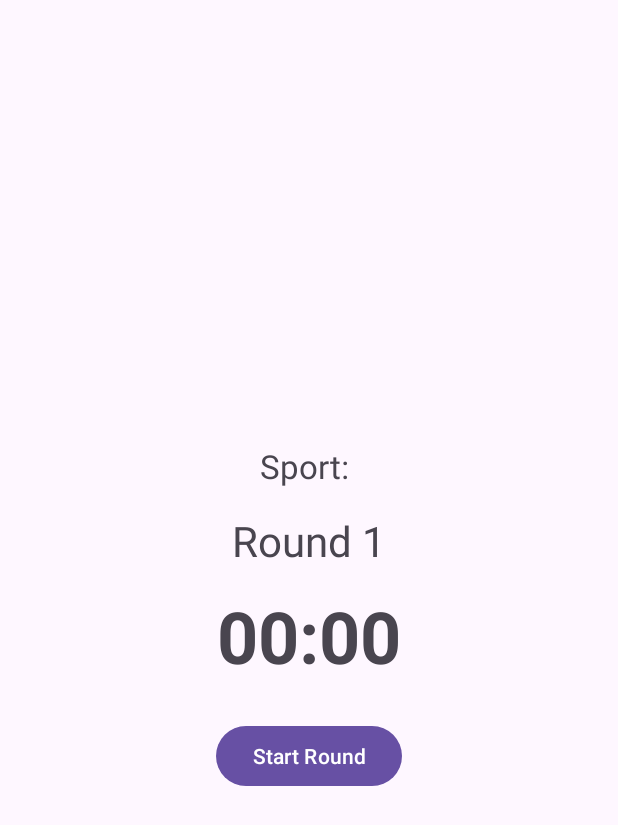
After one commit to 256nisha/COMP-6057-Final-Project, an Android app: the layout play_activity.xml on its own in the app's theme, with its tools: preview values and no code run, on a phone screen of 412 x 824 dp. The commit adds this screen. Shown: the top 825 px of the screen. Run offline under Robolectric (Android 15) with nearby library versions, the phone set to English and light mode, and no system bars.

Commit message:
Play screen and timer

```diff
--- /dev/null
+++ b/app/src/main/res/layout/play_activity.xml
@@ -0,0 +1,40 @@
+<?xml version="1.0" encoding="utf-8"?>
+<LinearLayout xmlns:android="http://schemas.android.com/apk/res/android"
+    android:id="@+id/playLayout"
+    android:layout_width="match_parent"
+    android:layout_height="match_parent"
+    android:padding="24dp"
+    android:orientation="vertical"
+    android:gravity="center">
+
+    <TextView
+        android:id="@+id/sportNameText"
+        android:text="Sport: "
+        android:textSize="22sp"
+        android:layout_marginBottom="16dp"
+        android:layout_width="wrap_content"
+        android:layout_height="wrap_content" />
+
+    <TextView
+        android:id="@+id/roundText"
+        android:text="Round 1"
+        android:textSize="28sp"
+        android:layout_marginBottom="12dp"
+        android:layout_width="wrap_content"
+        android:layout_height="wrap_content" />
+
+    <TextView
+        android:id="@+id/timerText"
+        android:text="00:00"
+        android:textSize="48sp"
+        android:textStyle="bold"
+        android:layout_marginBottom="24dp"
+        android:layout_width="wrap_content"
+        android:layout_height="wrap_content" />
+
+    <Button
+        android:id="@+id/startRoundBtn"
+        android:text="Start Round"
+        android:layout_width="wrap_content"
+        android:layout_height="wrap_content" />
+</LinearLayout>
--- a/app/src/main/res/values/strings.xml
+++ b/app/src/main/res/values/strings.xml
@@ -3,4 +3,10 @@
     <string name="email">Email</string>
     <string name="password">Password</string>
     <string name="login">Login</string>
+    <string name="sport_label">Sport: %1$s</string>
+    <string name="round_label">Round %1$d</string>
+    <string name="round_finished">Round finished!</string>
+    <string name="start_next_round">Start Next Round</string>
+
+
 </resources>
```
Also changed, not shown: app/src/main/java/com/ndesai163257/comp_6057_finalprojectg12/PlayActivity.java (added, +74 -0 lines).
